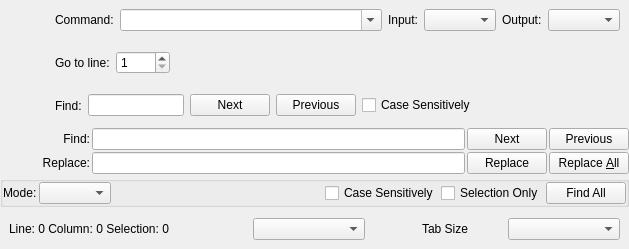
The window that resources/ui/codeeditor/status.ui (prymatex/prymatex) describes before a commit, drawn with Qt 5.
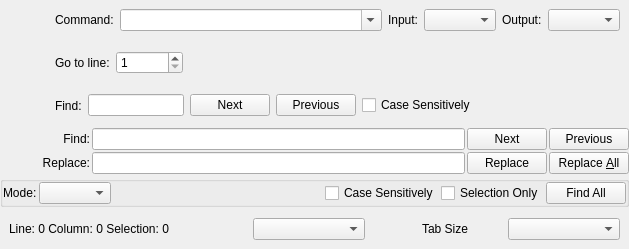
The same window after the commit. Icons and pictures are not drawn.

Commit message: Go To Line can go further than 1K lines

Diff of the .ui file:
```diff
--- a/resources/ui/codeeditor/status.ui
+++ b/resources/ui/codeeditor/status.ui
@@ -124,7 +124,7 @@
          <number>1</number>
         </property>
         <property name="maximum">
-         <number>1000</number>
+         <number>999999999</number>
         </property>
        </widget>
       </item>
```
Left out of the diff: 4 changed lines with no effect on the pictures. The commit also changes 2 other files.
